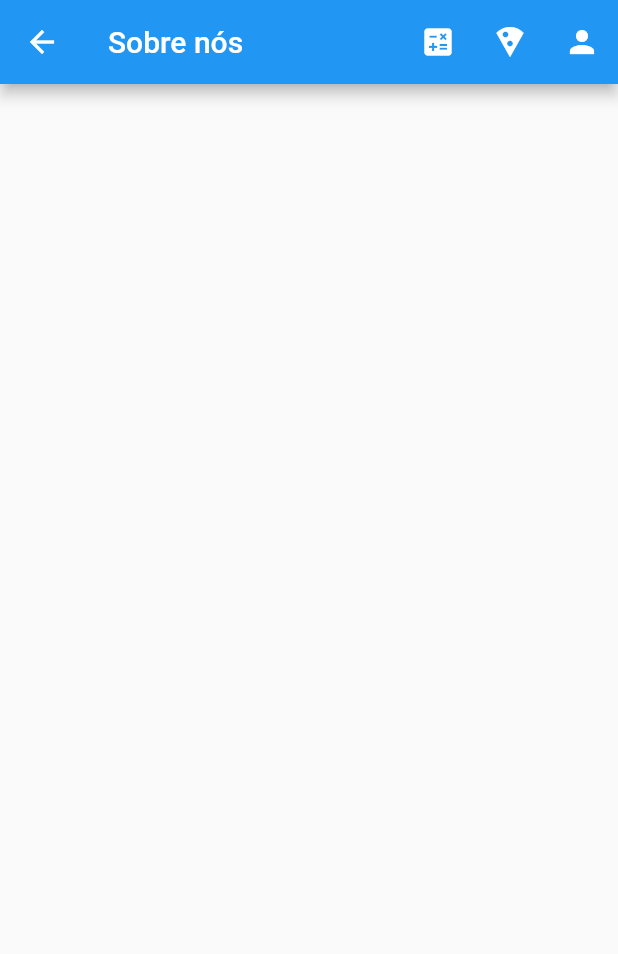
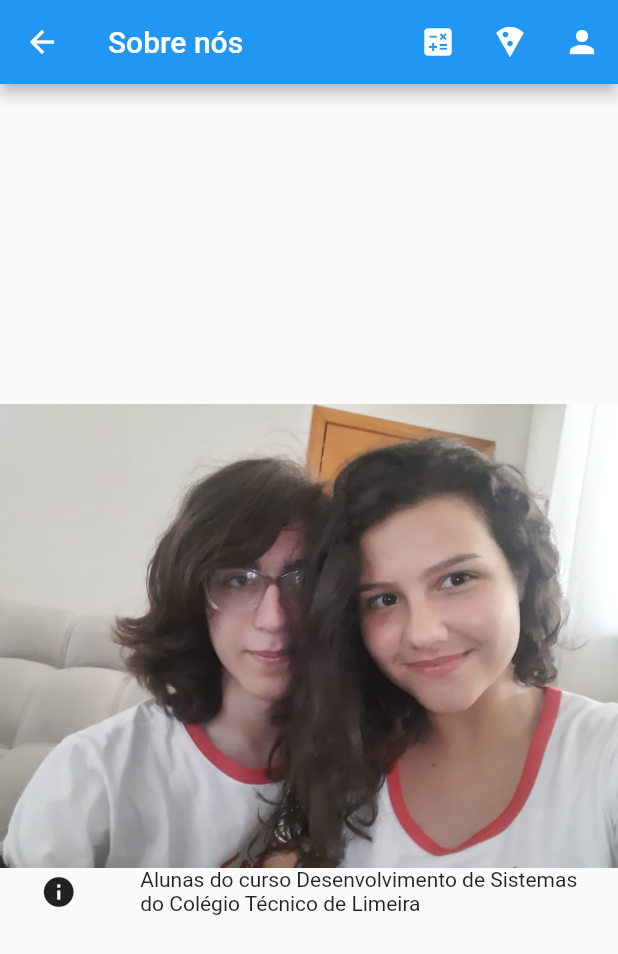
Before and after one commit to NatMeida/portfolio_flutter, a Flutter app: the screen it shows after launch, after a tap on the "person" icon, on a phone screen of 412 x 824 dp. Shown: the top 954 px of the screen. Run offline on Flutter 3.47's test engine with Material 2 defaults, Android fonts, the light colour scheme and no system bars; network calls fail.

Commit message:
Tudo finalizado

```diff
--- a/lib/home.dart
+++ b/lib/home.dart
@@ -16,7 +16,11 @@ class _HomeState extends State<Home> {
     return Scaffold(
       appBar: NavBar(context,
         title: "Home",
-      )
+      ),
+      body: Center(child: Column(children: [
+        SizedBox(height: 40,),
+        Text("Bem-vindo!!", style: TextStyle(fontSize: 30, color: Colors.blue),)
+      ],)),
     );
   }
 }
--- a/lib/pizzaria/apresentacao.dart
+++ b/lib/pizzaria/apresentacao.dart
@@ -49,7 +49,8 @@ class PizzariaPage extends StatelessWidget {
           height: 40,
           child: Align(
             child: Text ('Garanta já o seu jantar!', style: TextStyle(fontSize: 20),),)
-        )
+        ),
+
       ),
     );
   }
--- a/lib/sobrenos/sobre.dart
+++ b/lib/sobrenos/sobre.dart
@@ -10,6 +10,29 @@ class SobrePage extends StatelessWidget {
       appBar: NavBar(context,
         title: "Sobre nós",
       ),
+
+      body: Center(
+        child: Column(
+          mainAxisAlignment: MainAxisAlignment.center,
+          children: [
+            const Image(
+              image: AssetImage("assets/agente.jpg"),
+            ),
+            SizedBox(
+              width: 400,
+              child: Row(
+                mainAxisAlignment: MainAxisAlignment.spaceAround,
+                children: const [
+                  Icon(Icons.info),
+                  Text("Alunas do curso Desenvolvimento de Sistemas\ndo Colégio Técnico de Limeira",
+                    overflow: TextOverflow.ellipsis,
+                  )
+                ]
+              )
+            )
+          ],
+        )
+      ),
     );
   }
 }
--- a/pubspec.yaml
+++ b/pubspec.yaml
@@ -60,8 +60,8 @@ flutter:
   uses-material-design: true
 
   # To add assets to your application, add an assets section, like this:
-  # assets:
-  #   - images/a_dot_burr.jpeg
+  assets:
+    - assets/
   #   - images/a_dot_ham.jpeg
 
   # An image asset can refer to one or more resolution-specific "variants", see
```
Also changed, not shown: assets/agente.jpg (added), assets/oi.png (added), pubspec.lock.
